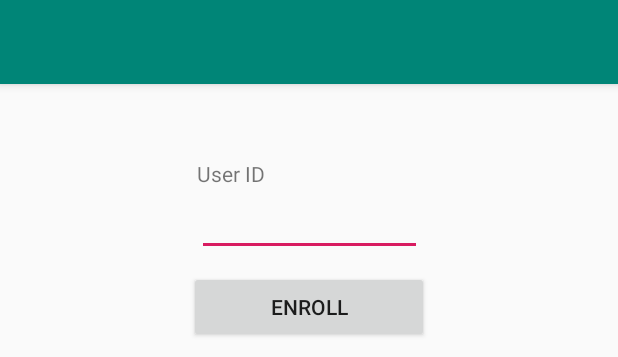
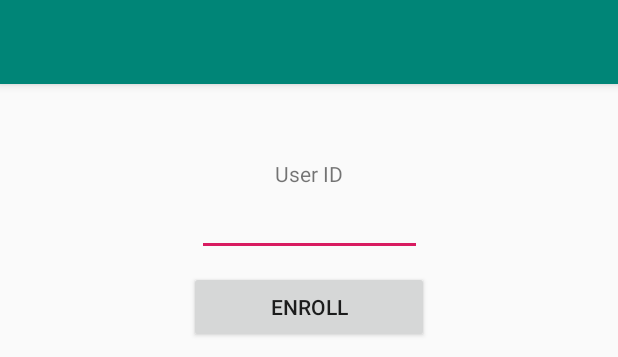
Before and after one commit to XuanDuNe/26T, an Android app: the layout activity_main.xml on its own in the app's theme, with its tools: preview values and no code run, on a phone screen of 412 x 824 dp. Shown: the top 357 px of the screen. Run offline under Robolectric (Android 15) with nearby library versions, the phone set to English and light mode, and no system bars.

Commit message:
design activity_main

```diff
--- a/app/src/main/res/layout/activity_main.xml
+++ b/app/src/main/res/layout/activity_main.xml
@@ -30,8 +30,9 @@
         app:layout_constraintTop_toBottomOf="@+id/appBarLayout"
         android:orientation="vertical">
         <TextView
-            android:layout_width="wrap_content"
+            android:layout_width="150dp"
             android:layout_height="wrap_content"
+            android:textAlignment="center"
             android:text="User ID"/>
         <EditText
             android:id="@+id/edit_user_id"
```
